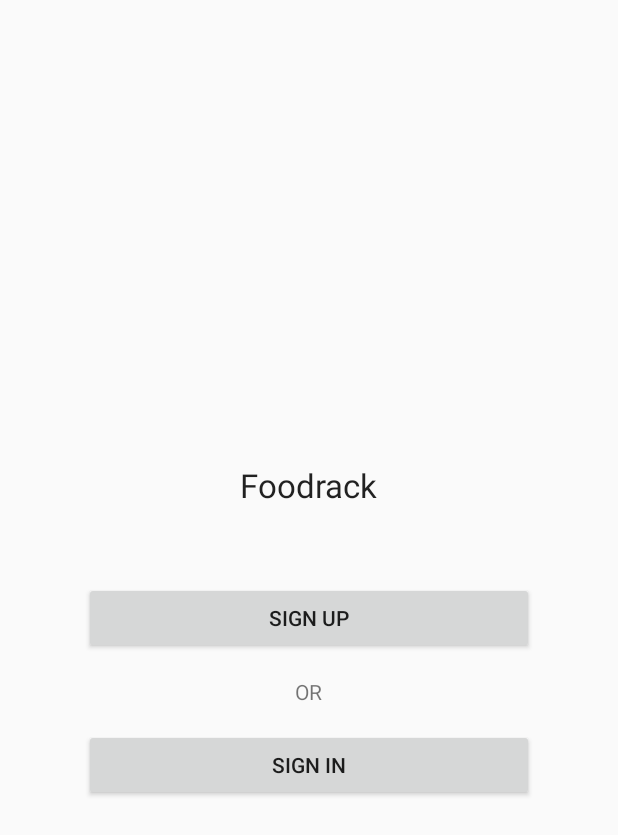
After one commit to troyling/foodrack, an Android app: the layout activity_welcome.xml on its own in the app's theme, with its tools: preview values and no code run, on a phone screen of 412 x 824 dp. The commit adds this screen. Shown: the top 835 px of the screen. Run offline under Robolectric (Android 15) with nearby library versions, the phone set to English and light mode, and no system bars.

Commit message:
change sign in and sign up to activity and implement login workflow

```diff
--- a/app/src/main/java/com/troyling/foodrack/MainActivity.java
+++ b/app/src/main/java/com/troyling/foodrack/MainActivity.java
@@ -49,7 +49,7 @@ public class MainActivity extends ActionBarActivity
         Fragment mmFragment = null;
         switch (position) {
             case 0:
-                mmFragment = new SignUpFragment();
+//                mmFragment = new SignUpActivity();
                 break;
             case 1:
                 mmFragment = new menu2_Fragment();
--- /dev/null
+++ b/app/src/main/res/layout/activity_welcome.xml
@@ -0,0 +1,54 @@
+<RelativeLayout xmlns:android="http://schemas.android.com/apk/res/android"
+    xmlns:tools="http://schemas.android.com/tools" android:layout_width="match_parent"
+    android:layout_height="match_parent" android:paddingLeft="@dimen/activity_horizontal_margin"
+    android:paddingRight="@dimen/activity_horizontal_margin"
+    android:paddingTop="@dimen/activity_vertical_margin"
+    android:paddingBottom="@dimen/activity_vertical_margin"
+    tools:context="com.troyling.foodrack.WelcomeActivity">
+
+    <TextView
+        android:layout_width="wrap_content"
+        android:layout_height="wrap_content"
+        android:textAppearance="?android:attr/textAppearanceLarge"
+        android:text="Foodrack"
+        android:id="@+id/textView8"
+        android:layout_above="@+id/welcome_sign_up_button"
+        android:layout_centerHorizontal="true"
+        android:layout_marginBottom="50dp" />
+
+    <Button
+        android:layout_width="wrap_content"
+        android:layout_height="wrap_content"
+        android:text="Sign up"
+        android:id="@+id/welcome_sign_up_button"
+        android:layout_centerVertical="true"
+        android:layout_alignParentLeft="true"
+        android:layout_alignParentStart="true"
+        android:layout_alignParentRight="true"
+        android:layout_alignParentEnd="true"
+        android:layout_marginLeft="40dp"
+        android:layout_marginRight="40dp" />
+
+    <Button
+        android:layout_width="wrap_content"
+        android:layout_height="wrap_content"
+        android:text="Sign in"
+        android:id="@+id/welcome_sign_in_button"
+        android:layout_below="@+id/textView9"
+        android:layout_marginTop="15dp"
+        android:layout_alignLeft="@+id/welcome_sign_up_button"
+        android:layout_alignStart="@+id/welcome_sign_up_button"
+        android:layout_alignRight="@+id/welcome_sign_up_button"
+        android:layout_alignEnd="@+id/welcome_sign_up_button" />
+
+    <TextView
+        android:layout_width="wrap_content"
+        android:layout_height="wrap_content"
+        android:textAppearance="?android:attr/textAppearanceSmall"
+        android:text="OR"
+        android:id="@+id/textView9"
+        android:layout_below="@+id/welcome_sign_up_button"
+        android:layout_centerHorizontal="true"
+        android:layout_marginTop="15dp" />
+
+</RelativeLayout>
--- a/app/src/main/res/values/strings.xml
+++ b/app/src/main/res/values/strings.xml
@@ -12,9 +12,12 @@
     <string name="action_order">New order</string>
 
     <string name="action_settings">Settings</string>
-    <string name="title_activity_phone_verification">PhoneVerificationActivity</string>
+    <string name="title_activity_phone_verification">Verification</string>
 
     <string name="hello_world">Hello world!</string>
     <string name="phone_number_message">A text message was sent to</string>
     <string name="title_activity_change_number">ChangeNumber</string>
+    <string name="title_activity_welcome">Welcome</string>
+    <string name="title_activity_sign_in">Sign In</string>
+    <string name="title_activity_sign_up">Sign Up</string>
 </resources>
```
Also changed, not shown: app/src/main/AndroidManifest.xml (+13 -1 lines), app/src/main/java/com/troyling/foodrack/PhoneVerificationActivity.java (+3 -4 lines), app/src/main/java/com/troyling/foodrack/SignInActivity.java (added, +39 -0 lines), app/src/main/java/com/troyling/foodrack/SignUpActivity.java (renamed from app/src/main/java/com/troyling/foodrack/SignUpFragment.java, +37 -19 lines), app/src/main/java/com/troyling/foodrack/WelcomeActivity.java (added, +88 -0 lines), app/src/main/res/layout/activity_sign_in.xml (added, +12 -0 lines), app/src/main/res/menu/menu_sign_in.xml (added, +7 -0 lines), app/src/main/res/menu/menu_welcome.xml (added, +7 -0 lines).
